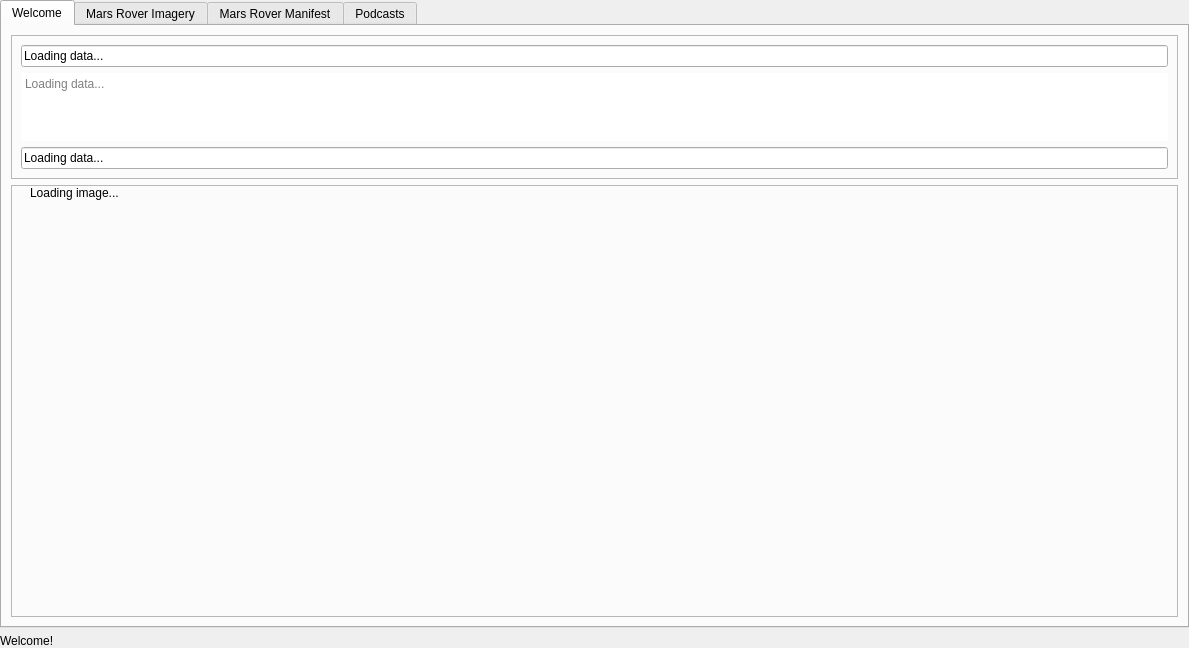
Above: mainwindow.ui from DavidJerman/AstroXplorer before the change. Below: the same form after it.
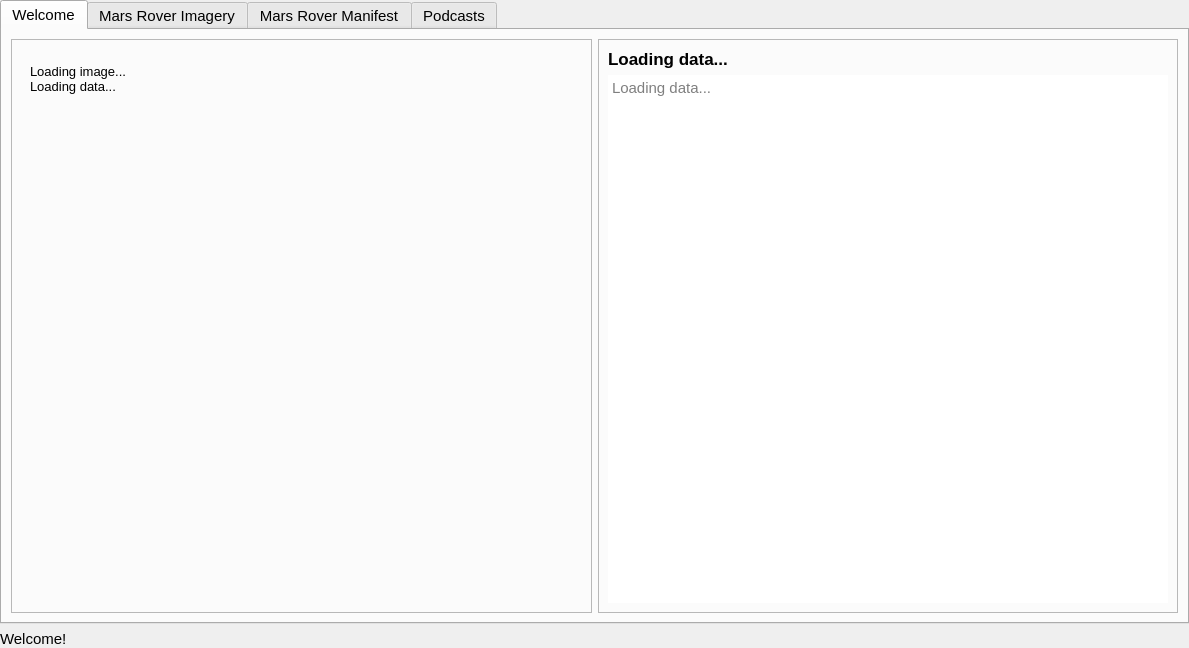
That is the form after the change. The open tabs and pages were chosen to show the change. Icons and pictures are not drawn.

```diff
--- a/mainwindow.ui
+++ b/mainwindow.ui
@@ -35,6 +35,11 @@
     </property>
     <item row="0" column="0">
      <widget class="QTabWidget" name="Tabs">
+      <property name="font">
+       <font>
+        <pointsize>11</pointsize>
+       </font>
+      </property>
       <property name="currentIndex">
        <number>1</number>
       </property>
@@ -42,113 +47,150 @@
        <attribute name="title">
         <string>Welcome</string>
        </attribute>
-       <layout class="QVBoxLayout" name="verticalLayout" stretch="4,16">
+       <layout class="QVBoxLayout" name="verticalLayout" stretch="0">
         <item>
-         <widget class="QFrame" name="WelcomeImageInfoFrame">
-          <property name="frameShape">
-           <enum>QFrame::StyledPanel</enum>
+         <layout class="QHBoxLayout" name="HorizontalWelcomeTabLayout" stretch="1,1">
+          <property name="leftMargin">
+           <number>0</number>
           </property>
-          <property name="frameShadow">
-           <enum>QFrame::Raised</enum>
+          <property name="topMargin">
+           <number>0</number>
           </property>
-          <layout class="QVBoxLayout" name="verticalLayout_4" stretch="1,2,1">
-           <item>
-            <widget class="QLineEdit" name="WelcomeImageTitleTextEdit">
-             <property name="text">
-              <string>Loading data...</string>
+          <item>
+           <widget class="QFrame" name="WelcomeImageFrame">
+            <property name="frameShape">
+             <enum>QFrame::StyledPanel</enum>
+            </property>
+            <property name="frameShadow">
+             <enum>QFrame::Raised</enum>
+            </property>
+            <layout class="QVBoxLayout" name="verticalLayout_3">
+             <property name="spacing">
+              <number>0</number>
              </property>
-             <property name="readOnly">
-              <bool>true</bool>
+             <property name="leftMargin">
+              <number>18</number>
              </property>
-            </widget>
-           </item>
-           <item>
-            <widget class="QTextBrowser" name="WelcomeImageExplanationTextBrowser">
-             <property name="frameShape">
-              <enum>QFrame::NoFrame</enum>
+             <property name="topMargin">
+              <number>24</number>
              </property>
-             <property name="frameShadow">
-              <enum>QFrame::Plain</enum>
+             <property name="rightMargin">
+              <number>0</number>
              </property>
-             <property name="documentTitle">
-              <string>Explanation</string>
+             <property name="bottomMargin">
+              <number>24</number>
              </property>
-             <property name="readOnly">
-              <bool>true</bool>
-             </property>
-             <property name="placeholderText">
-              <string>Loading data...</string>
-             </property>
-            </widget>
-           </item>
-           <item>
-            <widget class="QLineEdit" name="WelcomeImageDateTextEdit">
-             <property name="text">
-              <string>Loading data...</string>
-             </property>
-             <property name="readOnly">
-              <bool>true</bool>
-             </property>
-            </widget>
-           </item>
-          </layout>
-         </widget>
-        </item>
-        <item>
-         <widget class="QFrame" name="WelcomeImageFrame">
-          <property name="frameShape">
-           <enum>QFrame::StyledPanel</enum>
-          </property>
-          <property name="frameShadow">
-           <enum>QFrame::Raised</enum>
-          </property>
-          <layout class="QVBoxLayout" name="verticalLayout_3">
-           <property name="spacing">
-            <number>0</number>
-           </property>
-           <property name="leftMargin">
-            <number>18</number>
-           </property>
-           <property name="topMargin">
-            <number>0</number>
-           </property>
-           <property name="rightMargin">
-            <number>18</number>
-           </property>
-           <property name="bottomMargin">
-            <number>9</number>
-           </property>
-           <item>
-            <widget class="QLabel" name="WelcomeImageLabel">
-             <property name="sizePolicy">
-              <sizepolicy hsizetype="Minimum" vsizetype="Preferred">
-               <horstretch>0</horstretch>
-               <verstretch>0</verstretch>
-              </sizepolicy>
-             </property>
-             <property name="frameShape">
-              <enum>QFrame::NoFrame</enum>
-             </property>
-             <property name="text">
-              <string>Loading image...</string>
-             </property>
-            </widget>
-           </item>
-           <item>
-            <spacer name="verticalSpacer">
-             <property name="orientation">
-              <enum>Qt::Vertical</enum>
-             </property>
-             <property name="sizeHint" stdset="0">
-              <size>
-               <width>20</width>
-               <height>40</height>
-              </size>
-             </property>
-            </spacer>
-           </item>
-          </layout>
-         </widget>
+             <item>
+              <widget class="QLabel" name="WelcomeImageLabel">
+               <property name="sizePolicy">
+                <sizepolicy hsizetype="Minimum" vsizetype="Preferred">
+                 <horstretch>0</horstretch>
+                 <verstretch>0</verstretch>
+                </sizepolicy>
+               </property>
+               <property name="font">
+                <font>
+                 <pointsize>10</pointsize>
+                </font>
+               </property>
+               <property name="frameShape">
+                <enum>QFrame::NoFrame</enum>
+               </property>
+               <property name="text">
+                <string>Loading image...</string>
+               </property>
+              </widget>
+             </item>
+             <item>
+              <widget class="QLabel" name="WelcomeImageDateLabel">
+               <property name="font">
+                <font>
+                 <pointsize>10</pointsize>
+                </font>
+               </property>
+               <property name="text">
+                <string>Loading data...</string>
+               </property>
+              </widget>
+             </item>
+             <item>
+              <spacer name="verticalSpacer">
+               <property name="orientation">
+                <enum>Qt::Vertical</enum>
+               </property>
+               <property name="sizeHint" stdset="0">
+                <size>
+                 <width>20</width>
+                 <height>40</height>
+                </size>
+               </property>
+              </spacer>
+             </item>
+            </layout>
+           </widget>
+          </item>
+          <item>
+           <widget class="QFrame" name="WelcomeImageInfoFrame">
+            <property name="frameShape">
+             <enum>QFrame::StyledPanel</enum>
+            </property>
+            <property name="frameShadow">
+             <enum>QFrame::Raised</enum>
+            </property>
+            <layout class="QVBoxLayout" name="verticalLayout_4" stretch="0,2">
+             <item>
+              <widget class="QLabel" name="WelcomeImageTitleLabel">
+               <property name="font">
+                <font>
+                 <pointsize>13</pointsize>
+                 <bold>true</bold>
+                </font>
+               </property>
+               <property name="text">
+                <string>Loading data...</string>
+               </property>
+              </widget>
+             </item>
+             <item>
+              <widget class="QTextBrowser" name="WelcomeImageExplanationTextBrowser">
+               <property name="minimumSize">
+                <size>
+                 <width>0</width>
+                 <height>120</height>
+                </size>
+               </property>
+               <property name="font">
+                <font>
+                 <pointsize>11</pointsize>
+                </font>
+               </property>
+               <property name="frameShape">
+                <enum>QFrame::NoFrame</enum>
+               </property>
+               <property name="frameShadow">
+                <enum>QFrame::Plain</enum>
+               </property>
+               <property name="verticalScrollBarPolicy">
+                <enum>Qt::ScrollBarAlwaysOff</enum>
+               </property>
+               <property name="horizontalScrollBarPolicy">
+                <enum>Qt::ScrollBarAlwaysOff</enum>
+               </property>
+               <property name="documentTitle">
+                <string>Explanation</string>
+               </property>
+               <property name="readOnly">
+                <bool>true</bool>
+               </property>
+               <property name="placeholderText">
+                <string>Loading data...</string>
+               </property>
+              </widget>
+             </item>
+            </layout>
+           </widget>
+          </item>
+         </layout>
         </item>
        </layout>
       </widget>
@@ -3813,6 +3855,11 @@
     </item>
     <item row="1" column="0">
      <widget class="QLabel" name="StatusLabel">
+      <property name="font">
+       <font>
+        <pointsize>11</pointsize>
+       </font>
+      </property>
       <property name="text">
        <string>Welcome!</string>
       </property>
```
Left out of the diff: 1350 changed lines with no effect on the pictures.
